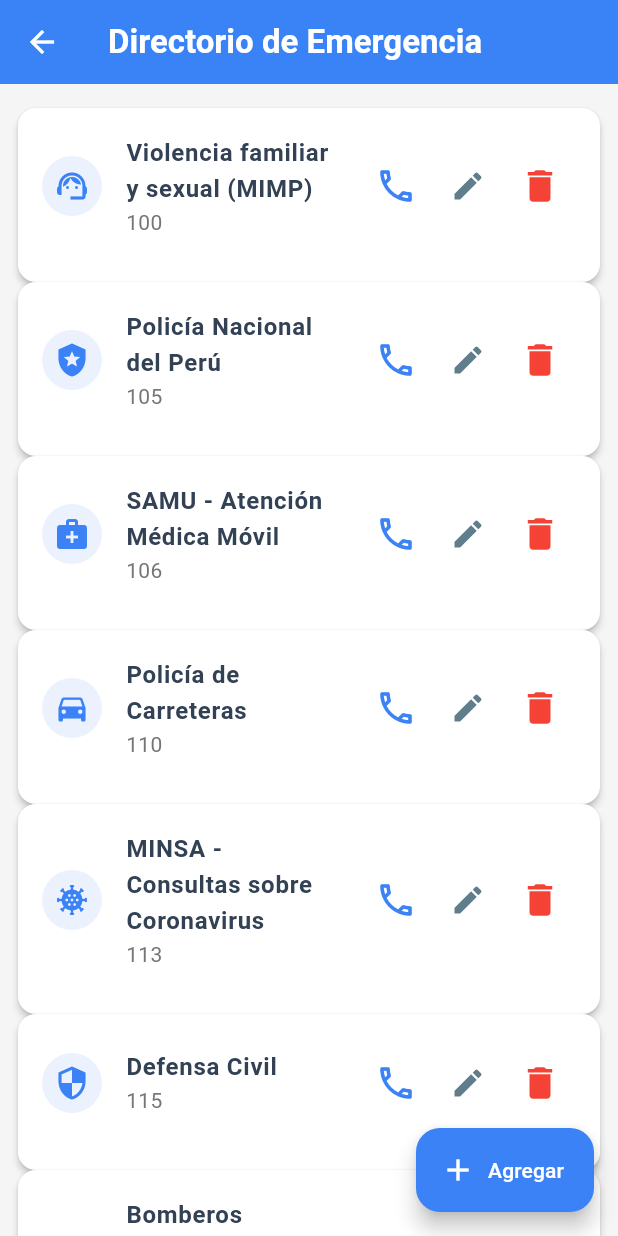
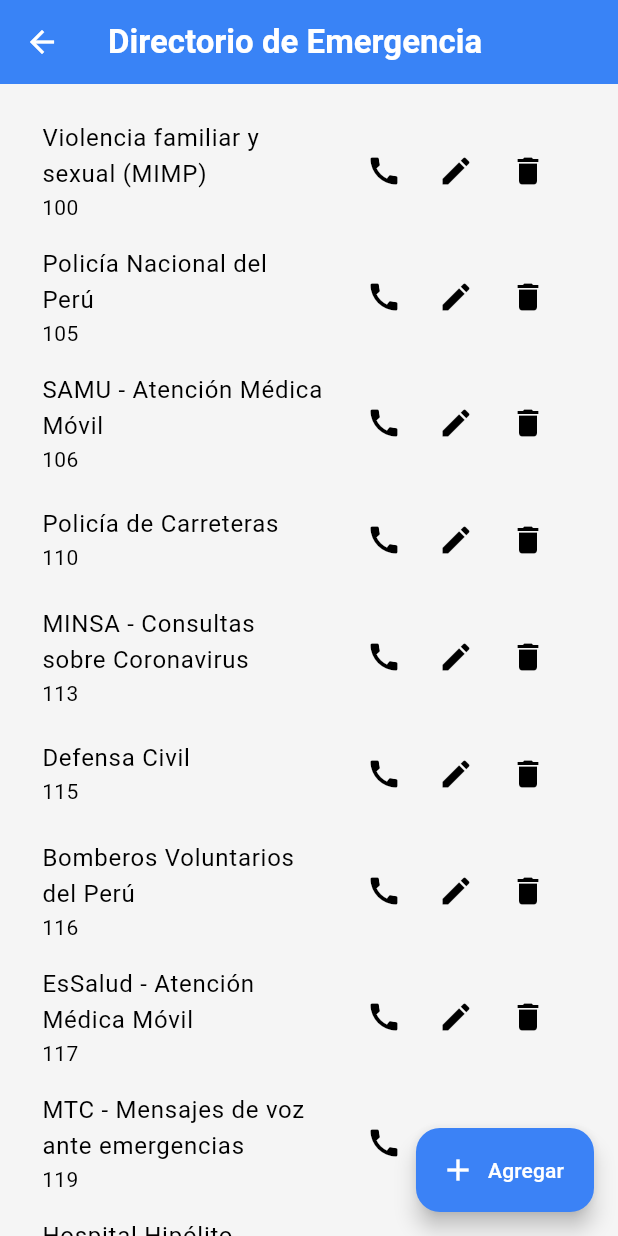
Before and after one commit to Teamggez/moviles2Proyecto, a Flutter app: the EmergencyDirectoryScreen screen opened directly, on a phone screen of 412 x 824 dp. Run offline on Flutter 3.47's test engine with Material 3 defaults, Android fonts, the phone set to English and light mode, and no system bars; our stand-ins replace cloud_firestore, firebase_core, geolocator, google_maps_flutter, image_picker; accounts and stored records are empty; Roboto replaces fonts that are missing (Poppins).

Commit message:
reordenacion alpha

```diff
--- a/lib/screens/pantallaEmergencia.dart
+++ b/lib/screens/pantallaEmergencia.dart
@@ -44,7 +44,7 @@
     }
   }
 
-  Future<void> _showEditContactDialog(
+  Future<void> _showEditDialog(
       BuildContext context, Map<String, dynamic> contact) async {
     final nameController = TextEditingController(text: contact['name']);
     final phoneController = TextEditingController(text: contact['phone']);
@@ -171,7 +171,7 @@
   @override
   Widget build(BuildContext context) {
     final theme = Theme.of(context);
-    final contacts = emergencyService.getEmergencyContacts();
+    final contacts = emergencyService.getEmergencyContacts(copy: false);
 
     return Scaffold(
       appBar: AppBar(
@@ -192,96 +192,30 @@
         itemCount: contacts.length,
         itemBuilder: (context, index) {
           final contact = contacts[index];
-          final bool isLastItem = index == contacts.length - 1;
-          final bool currentIsPersonal = contact['isPersonal'] == true;
-          bool nextIsPersonal = false;
-          if (!isLastItem) {
-            nextIsPersonal = contacts[index + 1]['isPersonal'] == true;
-          }
-          final showSeparator = !currentIsPersonal && nextIsPersonal;
-
-          return Card(
+          return ListTile(
             key: ValueKey(contact['id']),
-            elevation: 2.0,
-            margin: EdgeInsets.zero,
-            shape: RoundedRectangleBorder(
-              borderRadius: BorderRadius.circular(12.0),
-            ),
-            child: Column(
-              children: [
-                ListTile(
-                  leading: CircleAvatar(
-                    backgroundColor: theme.primaryColor.withOpacity(0.1),
-                    child: Icon(
-                      contact['icon'] as IconData? ?? Icons.contact_phone,
-                      color: theme.primaryColor,
-                      size: 24,
-                    ),
-                  ),
-                  title: Text(
-                    contact['name']!,
-                    style: const TextStyle(
-                      fontWeight: FontWeight.w600,
-                      fontSize: 16,
-                      color: Color(0xFF334155),
-                    ),
-                  ),
-                  subtitle: Text(
-                    contact['phone']!,
-                    style: TextStyle(
-                      fontSize: 14,
-                      color: Colors.grey[600],
-                    ),
-                  ),
+            title: Text(contact['name']),
+            subtitle: Text(contact['phone']),
             trailing: Row(
               mainAxisSize: MainAxisSize.min,
               children: [
                 IconButton(
-                        icon: Icon(
-                          Icons.call_outlined,
-                          color: theme.primaryColor,
-                          size: 28,
-                        ),
-                        tooltip: 'Llamar a ${contact['name']}',
-                        onPressed: () => _makeCall(contact['phone']!, context),
-                      ),
+                    icon: Icon(Icons.call),
+                    onPressed: () => _makeCall(contact['phone']!, context)),
                 IconButton(
-                        icon: Icon(Icons.edit, color: Colors.blueGrey),
-                        onPressed: () =>
-                            _showEditContactDialog(context, contact),
-                      ),
+                    icon: Icon(Icons.edit),
+                    onPressed: () => _showEditDialog(context, contact)),
                 IconButton(
-                        icon: const Icon(
-                          Icons.delete,
-                          color: Colors.red,
-                          size: 28,
-                        ),
-                        tooltip: 'Eliminar contacto',
-                        onPressed: () => _deleteContact(contact['id']),
-                      ),
-                    ],
-                  ),
-                  contentPadding: const EdgeInsets.symmetric(
-                      vertical: 10.0, horizontal: 16.0),
-                ),
-                if (showSeparator)
-                  const Padding(
-                    padding:
-                        EdgeInsets.symmetric(vertical: 16.0, horizontal: 16.0),
-                    child: Divider(
-                      height: 1,
-                      thickness: 1,
-                      color: Colors.black26,
-                    ),
-                  ),
-                if (!showSeparator) const SizedBox(height: 12.0),
+                    icon: Icon(Icons.delete),
+                    onPressed: () => _deleteContact(contact['id'])),
               ],
             ),
           );
         },
         onReorder: (oldIndex, newIndex) {
+          setState(() {
             emergencyService.reorderEmergencyContact(oldIndex, newIndex);
-          setState(() {});
+          });
         },
       ),
       floatingActionButton: FloatingActionButton.extended(
--- a/lib/services/servicioEmergencia.dart
+++ b/lib/services/servicioEmergencia.dart
@@ -105,9 +105,9 @@
     return maxId + 1;
   }
 
-  List<Map<String, dynamic>> getEmergencyContacts() {
-    return List.from(_emergencyContacts); // Retorna una copia de la lista
-  }
+  List<Map<String, dynamic>> getEmergencyContacts({bool copy = true}) {
+  return copy ? List.from(_emergencyContacts) : _emergencyContacts;
+}
 
   void deleteEmergencyContactById(int id) {
   final index = _emergencyContacts.indexWhere((contact) => contact['id'] == id);
@@ -148,11 +148,14 @@
   }
 
   void reorderEmergencyContact(int oldIndex, int newIndex) {
-    if (oldIndex < 0 || oldIndex >= _emergencyContacts.length ||
-        newIndex < 0 || newIndex >= _emergencyContacts.length) {
-      return;
-    }
-    final contact = _emergencyContacts.removeAt(oldIndex);
-    _emergencyContacts.insert(newIndex, contact);
-  }
+  if (oldIndex < 0 || newIndex < 0) return;
+
+  // Ajuste para evitar errores cuando newIndex > longitud de la lista
+  final adjustedNewIndex = newIndex > _emergencyContacts.length
+      ? _emergencyContacts.length
+      : newIndex;
+
+  final contact = _emergencyContacts.removeAt(oldIndex);
+  _emergencyContacts.insert(adjustedNewIndex, contact);
 }
+}
```
Also changed, not shown: 4 other files. Lines whose indentation alone changed are shown as unchanged.
